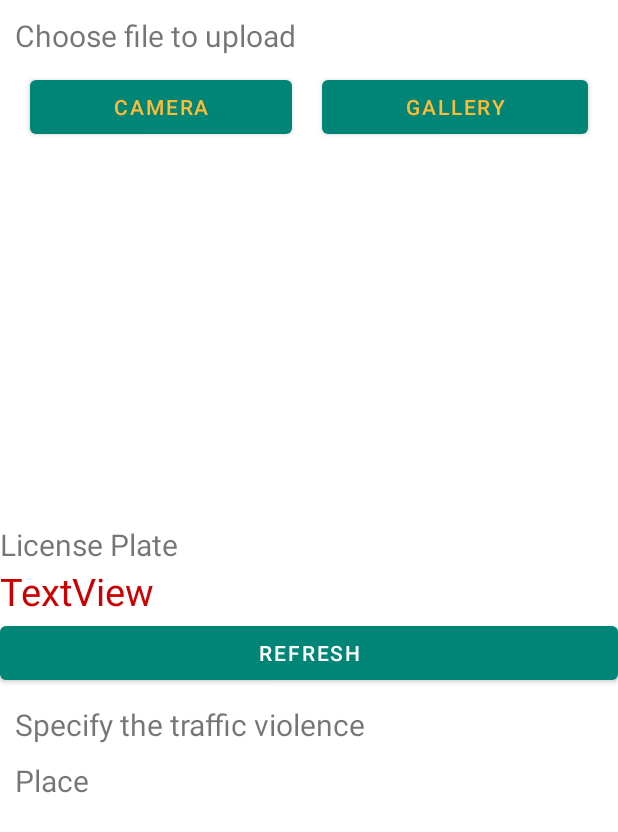
After one commit to TharukaGamage/WatchUDrive, an Android app: the reader screen opened directly, with no data from a screen before it, on a phone screen of 412 x 824 dp. The commit adds this screen. Shown: the top 832 px of the screen. Run offline under Robolectric (Android 15) with nearby library versions, the phone set to English and light mode, and no system bars; libraries missing offline, so code that uses them is left out: com.theartofdev.edmodo; pictures from the network do not load.

Commit message:
upload activity added

```diff
--- /dev/null
+++ b/app/src/main/java/com/example/watchudrive/reader.java
@@ -0,0 +1,260 @@
+package com.example.watchudrive;
+
+import androidx.annotation.NonNull;
+import androidx.annotation.Nullable;
+import androidx.appcompat.app.AppCompatActivity;
+import androidx.core.app.ActivityCompat;
+import androidx.core.content.ContextCompat;
+
+import android.Manifest;
+import android.content.ContentValues;
+import android.content.Intent;
+import android.content.pm.PackageManager;
+import android.graphics.Bitmap;
+import android.graphics.drawable.BitmapDrawable;
+import android.net.Uri;
+import android.os.Bundle;
+import android.provider.MediaStore;
+import android.util.SparseArray;
+import android.view.View;
+import android.widget.Button;
+import android.widget.ImageView;
+import android.widget.TextView;
+import android.widget.Toast;
+
+
+import com.google.android.gms.vision.Frame;
+import com.google.android.gms.vision.text.TextBlock;
+import com.google.android.gms.vision.text.TextRecognizer;
+import com.theartofdev.edmodo.cropper.CropImage;
+import com.theartofdev.edmodo.cropper.CropImageView;
+
+
+public class reader extends AppCompatActivity {
+
+    private static final int CAMERA_REQUET_CODE = 200;
+    private static final int STORAGE_REQUET_CODE = 400;
+    private static final int IMAGE_PICK_GALLERY_CODE = 1000;
+    private static final int IMAGE_PICK_CAMERA_CODE = 1001;
+
+    String cameraPermission[];
+    String storagePermission[];
+
+    Uri image_uri;
+
+    ImageView img;
+    TextView txt1;
+    Button btn1 , camera , gallery;
+    @Override
+    protected void onCreate(Bundle savedInstanceState) {
+        super.onCreate(savedInstanceState);
+        setContentView(R.layout.activity_reader);
+
+
+
+        img = findViewById(R.id.imageView);
+        txt1 = findViewById(R.id.textView3);
+        btn1 = findViewById(R.id.button2);
+
+        camera = findViewById(R.id.button4);
+        gallery = findViewById(R.id.button3);
+
+        cameraPermission = new String[]{Manifest.permission.CAMERA ,
+                Manifest.permission.WRITE_EXTERNAL_STORAGE};
+
+        storagePermission = new String[]{ Manifest.permission.WRITE_EXTERNAL_STORAGE};
+
+        btn1.setOnClickListener(new View.OnClickListener() {
+            @Override
+            public void onClick(View v) {
+
+                Bitmap bitmap = ((BitmapDrawable)img.getDrawable()).getBitmap();
+                TextRecognizer textRecognizer = new TextRecognizer.Builder(getApplicationContext()).build();
+
+                if(textRecognizer.isOperational()){
+                    Frame frame = new Frame.Builder().setBitmap(bitmap).build();
+
+                    SparseArray<TextBlock> item = textRecognizer.detect(frame);
+
+                    StringBuilder sb = new StringBuilder();
+
+                    for ( int i = 0 ; i < item.size(); ++i){
+                        TextBlock myItem = item.valueAt(i);
+                        sb.append(myItem.getValue());
+                        sb.append("\n");
+                    }
+
+                    txt1.setText(sb.toString());
+                }
+                else{
+                    Toast.makeText(reader.this, "Error", Toast.LENGTH_SHORT).show();
+                }
+            }
+        });
+
+        gallery.setOnClickListener(new View.OnClickListener() {
+            @Override
+            public void onClick(View v) {
+                if(!checkCameraPermisssion()) {
+                    requestCameraPermission();
+
+                }
+                else {
+                    pickCamera();
+                }
+            }
+        });
+
+
+        camera.setOnClickListener(new View.OnClickListener() {
+            @Override
+            public void onClick(View v) {
+                if(!checkStoragePermisssion()) {
+                    requestStoragePermission();
+
+                }
+                else {
+                    pickGallery();
+                }
+            }
+        });
+    }
+
+
+    private void pickGallery() {
+        Intent intent = new Intent(Intent.ACTION_PICK);
+        intent.setType("image/*");
+
+        startActivityForResult(intent , IMAGE_PICK_GALLERY_CODE);
+    }
+
+    private void pickCamera() {
+        ContentValues values = new ContentValues();
+        values.put(MediaStore.Images.Media.TITLE , "NewPic");
+        values.put(MediaStore.Images.Media.DESCRIPTION , "Image To Text");
+        image_uri = getContentResolver().insert(MediaStore.Images.Media.EXTERNAL_CONTENT_URI , values);
+
+        Intent CameraIntent = new Intent(MediaStore.ACTION_IMAGE_CAPTURE);
+
+        CameraIntent.putExtra(MediaStore.EXTRA_OUTPUT , image_uri);
+        startActivityForResult(CameraIntent , IMAGE_PICK_CAMERA_CODE);
+
+    }
+
+    private void requestStoragePermission() {
+        ActivityCompat.requestPermissions(this,storagePermission,STORAGE_REQUET_CODE);
+
+    }
+
+    private void requestCameraPermission() {
+        ActivityCompat.requestPermissions(this,cameraPermission,CAMERA_REQUET_CODE);
+
+    }
+
+
+    private boolean checkCameraPermisssion() {
+        boolean result1 = ContextCompat.checkSelfPermission(this,
+                Manifest.permission.CAMERA) == (PackageManager.PERMISSION_GRANTED);
+        boolean result2 = ContextCompat.checkSelfPermission(this,
+                Manifest.permission.WRITE_EXTERNAL_STORAGE) == (PackageManager.PERMISSION_GRANTED);
+
+        return result1 && result2;
+    }
+
+    private boolean checkStoragePermisssion() {
+        boolean result3 = ContextCompat.checkSelfPermission(this,
+                Manifest.permission.WRITE_EXTERNAL_STORAGE) == (PackageManager.PERMISSION_GRANTED);
+        return result3 ;
+    }
+
+    @Override
+    public void onRequestPermissionsResult(int requestCode, @NonNull String[] permissions, @NonNull int[] grantResults) {
+        switch (requestCode){
+            case CAMERA_REQUET_CODE:
+                if(grantResults.length >0 ){
+                    boolean cameraAccepted = grantResults[0] ==
+                            PackageManager.PERMISSION_GRANTED;
+                    boolean WriteStorageAccepted =  grantResults[0] ==
+                            PackageManager.PERMISSION_GRANTED;
+
+                    if(cameraAccepted && WriteStorageAccepted){
+                        pickCamera();
+                    }
+                    else {
+                        Toast.makeText(this, "Permission Denied", Toast.LENGTH_SHORT).show();
+                    }
+                }
+                break;
+            case STORAGE_REQUET_CODE:
+                if(grantResults.length >0 ){
+
+                    boolean WriteStorageAccepted =  grantResults[0] ==
+                            PackageManager.PERMISSION_GRANTED;
+
+                    if( WriteStorageAccepted){
+                        pickGallery();
+                    }
+                    else {
+                        Toast.makeText(this, "Permission Denied", Toast.LENGTH_SHORT).show();
+                    }
+                }
+                break;
+        }
+    }
+
+
+
+    @Override
+    protected void onActivityResult(int requestCode, int resultCode, @Nullable Intent data) {
+        super.onActivityResult(requestCode, resultCode, data);
+
+
+        if (resultCode == RESULT_OK) {
+            if (requestCode == IMAGE_PICK_GALLERY_CODE) {
+
+                CropImage.activity(data.getData())
+                        .setGuidelines(CropImageView.Guidelines.ON)
+                        .start(this);
+            }
+            if (requestCode == IMAGE_PICK_CAMERA_CODE) {
+                CropImage.activity(image_uri)
+                        .setGuidelines(CropImageView.Guidelines.ON)
+                        .start(this);
+
+            }
+        }
+        if (requestCode == CropImage.CROP_IMAGE_ACTIVITY_REQUEST_CODE) {
+            CropImage.ActivityResult result = CropImage.getActivityResult(data);
+            if (resultCode == RESULT_OK) {
+                Uri resultUri = result.getUri();
+                img.setImageURI(resultUri);
+
+                BitmapDrawable bitmapDrawable = ((BitmapDrawable) img.getDrawable());
+
+                Bitmap bitmap = bitmapDrawable.getBitmap();
+                TextRecognizer textRecognizer = new TextRecognizer.Builder(getApplicationContext()).build();
+
+                if (textRecognizer.isOperational()) {
+                    Frame frame = new Frame.Builder().setBitmap(bitmap).build();
+
+                    SparseArray<TextBlock> item = textRecognizer.detect(frame);
+
+                    StringBuilder sb = new StringBuilder();
+
+                    for (int i = 0; i < item.size(); ++i) {
+                        TextBlock myItem = item.valueAt(i);
+                        sb.append(myItem.getValue());
+                        sb.append("\n");
+                    }
+
+                    txt1.setText(sb.toString());
+                } else {
+                    Toast.makeText(reader.this, "Error", Toast.LENGTH_SHORT).show();
+                }
+            } else if (requestCode == CropImage.CROP_IMAGE_ACTIVITY_RESULT_ERROR_CODE) {
+                Exception err = result.getError();
+                Toast.makeText(this, "" + err, Toast.LENGTH_SHORT).show();
+            }
+        }
+    }
+}
--- /dev/null
+++ b/app/src/main/res/layout/activity_reader.xml
@@ -0,0 +1,102 @@
+<?xml version="1.0" encoding="utf-8"?>
+<ScrollView xmlns:android="http://schemas.android.com/apk/res/android"
+    xmlns:app="http://schemas.android.com/apk/res-auto"
+    xmlns:tools="http://schemas.android.com/tools"
+    android:layout_width="match_parent"
+    android:layout_height="match_parent"
+    tools:context=".MainActivity" >
+
+    <LinearLayout
+        android:layout_width="match_parent"
+        android:layout_height="wrap_content"
+        android:orientation="vertical">
+
+        <TextView
+            android:id="@+id/textView"
+            android:layout_width="match_parent"
+            android:layout_height="wrap_content"
+            android:text="@string/txt1"
+            android:textSize="20sp"
+            android:layout_marginTop="10dp"
+            android:layout_marginLeft="10dp"
+            android:layout_marginRight="10dp"/>
+
+        <LinearLayout
+            android:layout_width="match_parent"
+            android:layout_height="match_parent"
+            android:orientation="horizontal"
+            android:layout_marginTop="10dp"
+            android:layout_marginLeft="10dp"
+            android:layout_marginRight="10dp">
+
+            <Button
+                android:id="@+id/button3"
+                android:layout_width="wrap_content"
+                android:layout_height="wrap_content"
+                android:layout_weight="1"
+                android:text="@string/btn1"
+                android:layout_marginLeft="10dp"
+                android:layout_marginRight="10dp"
+                android:textColor="@android:color/holo_orange_light" />
+
+            <Button
+                android:id="@+id/button4"
+                android:layout_width="wrap_content"
+                android:layout_height="wrap_content"
+                android:layout_weight="1"
+                android:text="@string/btn2"
+                android:layout_marginLeft="10dp"
+                android:layout_marginRight="10dp"
+                android:textColor="@android:color/holo_orange_light" />
+        </LinearLayout>
+
+        <ImageView
+            android:id="@+id/imageView"
+            android:layout_width="match_parent"
+            android:layout_height="254dp"/>
+
+        <TextView
+            android:id="@+id/textView2"
+            android:layout_width="wrap_content"
+            android:layout_height="wrap_content"
+            android:layout_weight="1"
+            android:text="@string/txt3"
+            android:textSize="20sp" />
+
+        <TextView
+            android:id="@+id/textView3"
+            android:layout_width="wrap_content"
+            android:layout_height="wrap_content"
+            android:layout_weight="1"
+            android:text="TextView"
+            android:textColor="@android:color/holo_red_dark"
+            android:textSize="25sp" />
+
+        <Button
+            android:id="@+id/button2"
+            android:layout_width="match_parent"
+            android:layout_height="wrap_content"
+            android:text="Refresh" />
+
+        <TextView
+            android:id="@+id/textView4"
+            android:layout_width="match_parent"
+            android:layout_height="wrap_content"
+            android:text="@string/txt4"
+            android:layout_marginTop="10dp"
+            android:layout_marginLeft="10dp"
+            android:layout_marginRight="10dp"
+            android:textSize="20sp"/>
+
+        <TextView
+            android:id="@+id/textView5"
+            android:layout_width="match_parent"
+            android:layout_height="wrap_content"
+            android:text="@string/txt5"
+            android:layout_marginTop="10dp"
+            android:layout_marginLeft="10dp"
+            android:layout_marginRight="10dp"
+            android:textSize="20sp"/>
+
+    </LinearLayout>
+</ScrollView>
--- a/app/src/main/res/layout/exo_player_view.xml
+++ b/app/src/main/res/layout/exo_player_view.xml
@@ -7,7 +7,9 @@
         android:layout_width="wrap_content"
         android:layout_height="wrap_content"
         android:id="@+id/exo_buffering"
-        ></View>
+        >
+
+    </View>
 
     <View
         android:layout_width="wrap_content"
--- a/app/src/main/res/layout/image_item.xml
+++ b/app/src/main/res/layout/image_item.xml
@@ -103,7 +103,7 @@
             android:layout_height="wrap_content"
             android:adjustViewBounds="true"
             android:background="@drawable/loading_shape"
-            android:src="@drawable/samplehd" />
+             />
     </LinearLayout>
 
     <androidx.constraintlayout.widget.Guideline
--- a/app/src/main/res/values/strings.xml
+++ b/app/src/main/res/values/strings.xml
@@ -1,4 +1,11 @@
 <resources>
     <string name="app_name">WatchUDrive</string>
 
+    <string name="txt1">Choose file to upload</string>
+    <string name="btn1">Camera</string>
+    <string name="btn2">Gallery</string>
+
+    <string name="txt3">License Plate</string>
+    <string name="txt4">Specify the traffic violence</string>
+    <string name="txt5">Place</string>
 </resources>
--- a/build.gradle
+++ b/build.gradle
@@ -18,6 +18,9 @@ allprojects {
     repositories {
         google()
         jcenter()
+        maven {
+            url "https://maven.google.com"
+        }
 
     }
 }
```
Also changed, not shown: app/build.gradle (+5 -2 lines), app/src/main/AndroidManifest.xml (+4 -7 lines), app/src/main/java/com/example/watchudrive/NewsFeedActivity.java (+12 -0 lines).
